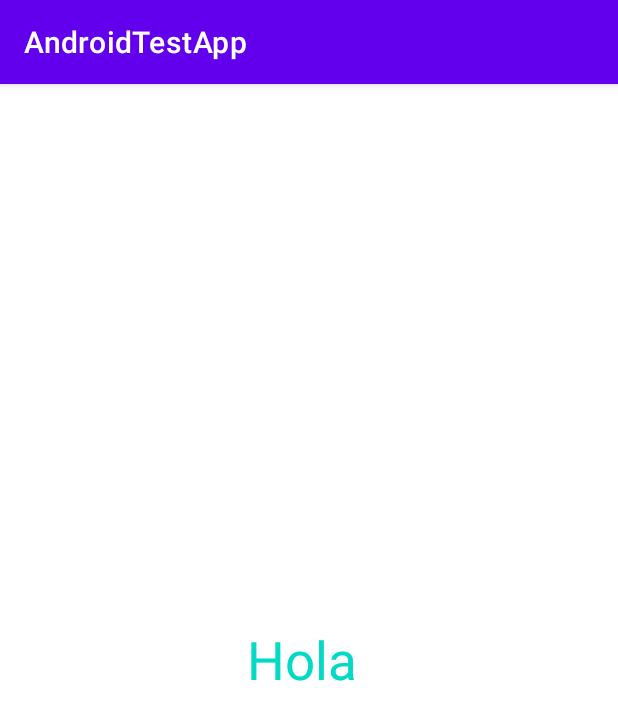
After one commit to ZoiloGranda/curso-kotlin, an Android app: the ResultActivity screen opened directly, with no data from a screen before it, on a phone screen of 412 x 824 dp. The commit adds this screen. Shown: the top 720 px of the screen. Run offline under Robolectric (Android 15) with nearby library versions, the phone set to English and light mode, and no system bars.

Commit message:
result activity

```diff
--- a/app/src/main/AndroidManifest.xml
+++ b/app/src/main/AndroidManifest.xml
@@ -13,6 +13,9 @@
         android:theme="@style/Theme.AndroidTestApp"
         tools:targetApi="31">
         <activity
+            android:name=".firstapp.ResultActivity"
+            android:exported="false" />
+        <activity
             android:name=".firstapp.FirstAppActivity"
             android:exported="true">
             <intent-filter>
--- /dev/null
+++ b/app/src/main/java/com/example/androidtestapp/firstapp/ResultActivity.kt
@@ -0,0 +1,16 @@
+package com.example.androidtestapp.firstapp
+
+import androidx.appcompat.app.AppCompatActivity
+import android.os.Bundle
+import android.widget.TextView
+import com.example.androidtestapp.R
+
+class ResultActivity : AppCompatActivity() {
+    override fun onCreate(savedInstanceState: Bundle?) {
+        super.onCreate(savedInstanceState)
+        setContentView(R.layout.activity_result)
+        val tvResult = findViewById<TextView>(R.id.tvResult)
+        val name: String = intent.extras?.getString("EXTRA_NAME").orEmpty()
+        tvResult.text = "Hola $name"
+    }
+}
--- /dev/null
+++ b/app/src/main/res/layout/activity_result.xml
@@ -0,0 +1,18 @@
+<?xml version="1.0" encoding="utf-8"?>
+<FrameLayout xmlns:android="http://schemas.android.com/apk/res/android"
+    xmlns:app="http://schemas.android.com/apk/res-auto"
+    xmlns:tools="http://schemas.android.com/tools"
+    android:layout_width="match_parent"
+    android:layout_height="match_parent"
+    tools:context=".firstapp.ResultActivity">
+
+    <TextView
+        android:id="@+id/tvResult"
+        android:layout_width="wrap_content"
+        android:layout_height="wrap_content"
+        tools:text="este es un ejemplo"
+        android:textSize="35sp"
+        android:layout_gravity="center"
+        android:textColor="@color/teal_200"></TextView>
+
+</FrameLayout>
```
Also changed, not shown: app/src/main/java/com/example/androidtestapp/firstapp/FirstAppActivity.kt (+9 -1 lines), app/src/main/res/layout/activity_first_app.xml (+30 -5 lines).
